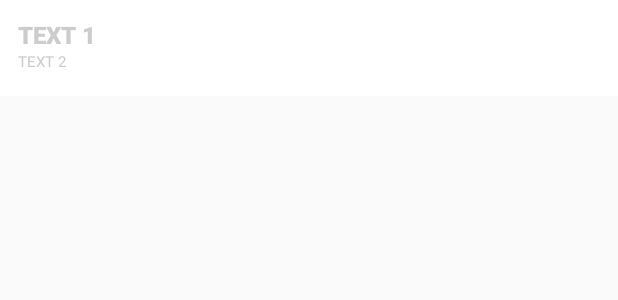
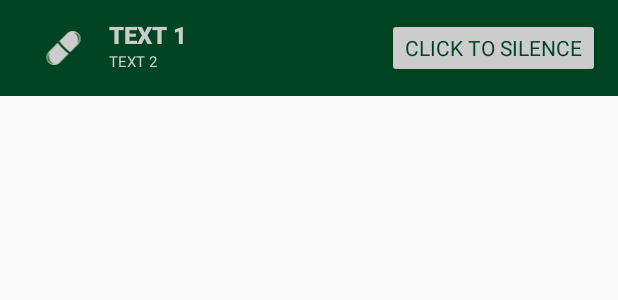
Before and after one commit to kevinkirwan/pillScheduler, an Android app: the layout collapsed_notification.xml on its own in the app's theme, with its tools: preview values and no code run, on a phone screen of 412 x 824 dp. Shown: the top 300 px of the screen. Run offline under Robolectric (Android 15) with nearby library versions, the phone set to English and light mode, and no system bars; network calls fail; Roboto replaces fonts that are not available here.

Commit message:
Changes to background service, broadcast reciever, and notification

```diff
--- a/app/src/main/res/layout/collapsed_notification.xml
+++ b/app/src/main/res/layout/collapsed_notification.xml
@@ -3,14 +3,29 @@
     android:orientation="horizontal" android:layout_width="match_parent"
     android:layout_height="64dp"
     android:padding="12dp"
-    android:background="@color/colorThree"
+    android:background="@color/colorPrimary"
+
     android:gravity="center">
+
+    <LinearLayout
+        android:layout_width="match_parent"
+        android:layout_height="match_parent"
+        android:orientation="horizontal">
+
+        <ImageView
+            android:layout_weight="1"
+            android:layout_width="24dp"
+            android:layout_height="24dp"
+            android:tint="@color/colorTwo"
+            android:layout_gravity="center"
+            android:src="@drawable/ic_capsule"/>
+
 
     <LinearLayout
         android:layout_width="0dp"
         android:orientation="vertical"
         android:layout_height="match_parent"
-        android:layout_weight="1">
+        android:layout_weight="5">
 
     <TextView
         android:id="@+id/notificationText1"
@@ -32,4 +47,13 @@
         android:layout_height="wrap_content"/>
     </LinearLayout>
 
+        <Button
+            android:layout_width="wrap_content"
+            android:layout_height="wrap_content"
+            android:textColor="@color/colorPrimary"
+            android:text="Click to Silence"
+            android:backgroundTint="@color/colorTwo"/>
+
+        </LinearLayout>
+
 </LinearLayout>
```
Also changed, not shown: app/src/main/java/com/kevinkirwansoftware/capsule/ReminderCheckJobService.java (+19 -2 lines), app/src/main/java/com/kevinkirwansoftware/capsule/general/ApplicationTools.java (+28 -7 lines), app/src/main/java/com/kevinkirwansoftware/capsule/notifications/ReminderBroadcast.java (+7 -1 lines), 41 other files.
